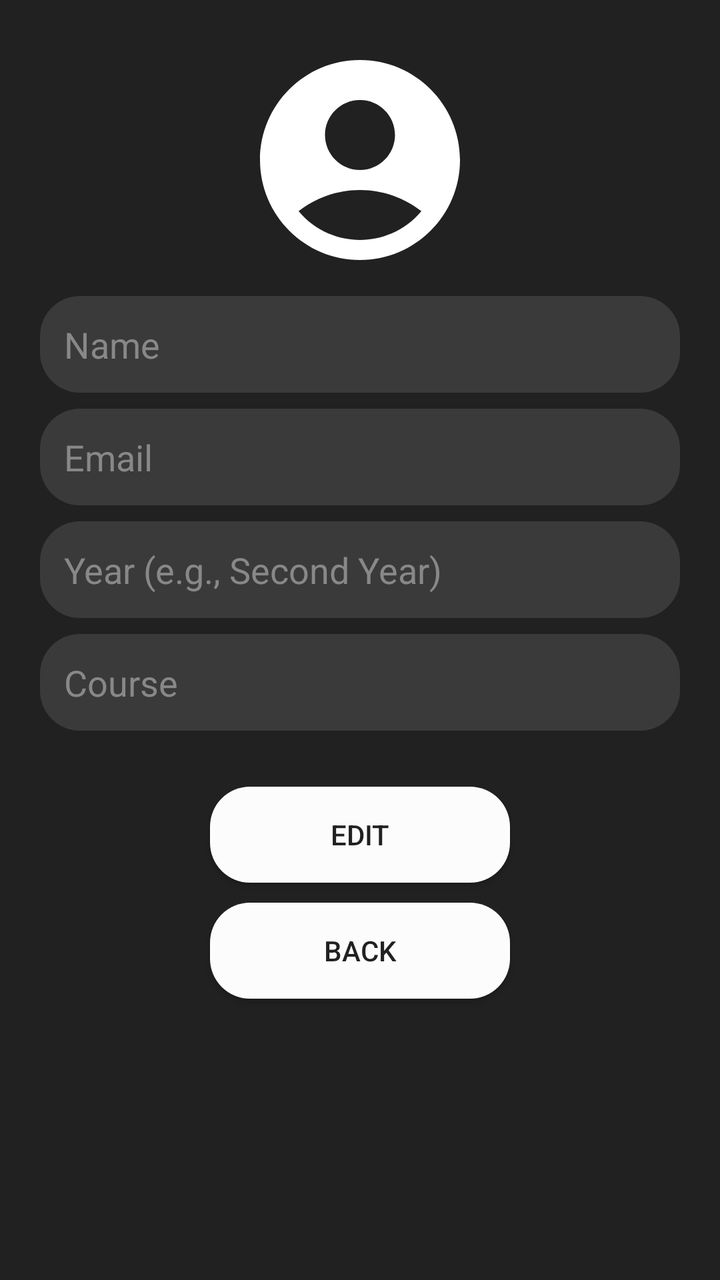
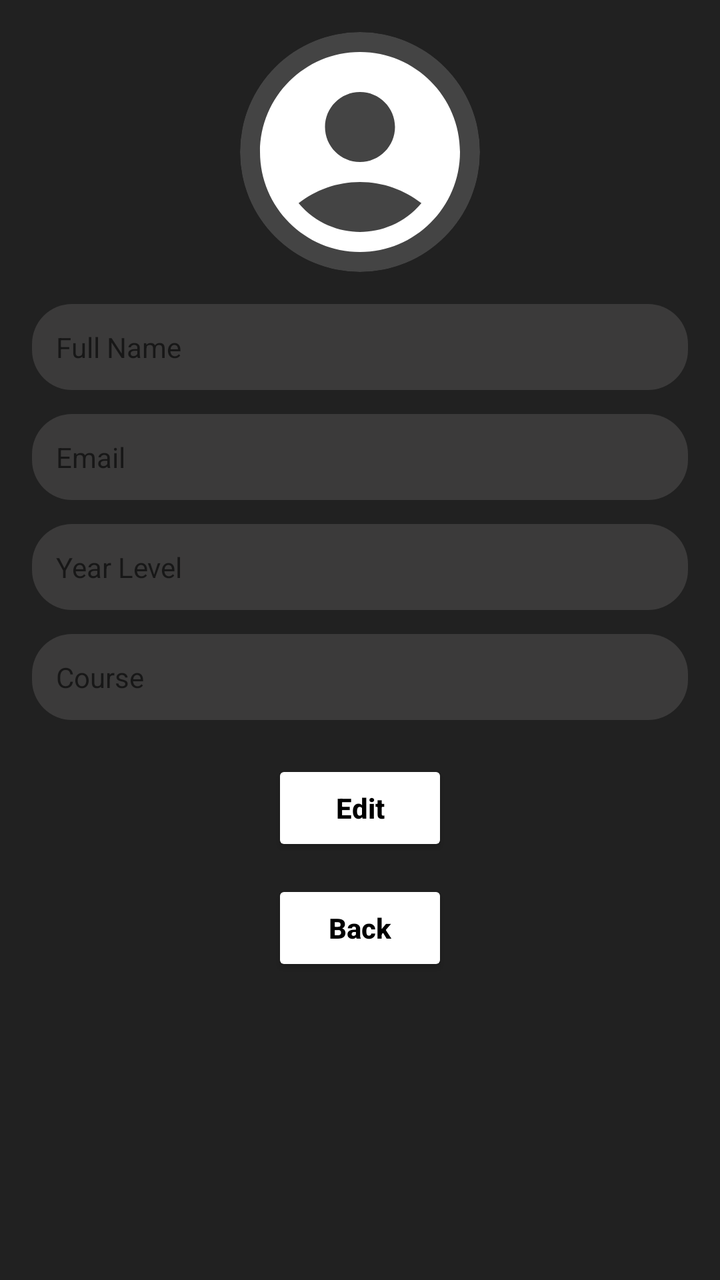

Two renders of the same Android screen: before a commit and after it. Below are the layout's source before the change and the commit's diff.
<!-- AndroidManifest.xml: application theme Theme.PeriodicPro -->
<!-- res/layout/activity_profile.xml -->
<?xml version="1.0" encoding="utf-8"?>
<LinearLayout xmlns:android="http://schemas.android.com/apk/res/android"
    android:layout_width="match_parent"
    android:layout_height="match_parent"
    android:padding="20dp"
    android:orientation="vertical"
    android:background="#212121">

    <ImageView
        android:id="@+id/profileImage"
        android:layout_width="120dp"
        android:layout_height="120dp"
        android:src="@drawable/ic_profile"
        android:layout_gravity="center"
        android:contentDescription="Profile Image"/>

    <EditText
        android:id="@+id/etName"
        android:layout_width="match_parent"
        android:layout_height="wrap_content"
        android:hint="Name"
        android:enabled="false"
        android:background="@drawable/rounded_form_bg"
        android:padding="12dp"
        android:layout_marginVertical="8dp"
        android:textColor="#000000"
        android:textColorHint="#888888"/>

    <EditText
        android:id="@+id/etEmail"
        android:layout_width="match_parent"
        android:layout_height="wrap_content"
        android:hint="Email"
        android:enabled="false"
        android:background="@drawable/rounded_form_bg"
        android:layout_marginBottom="8dp"
        android:padding="12dp"
        android:textColor="#000000"
        android:textColorHint="#888888"/>

    <EditText
        android:id="@+id/etYear"
        android:layout_width="match_parent"
        android:layout_height="wrap_content"
        android:hint="Year (e.g., Second Year)"
        android:layout_marginBottom="8dp"
        android:enabled="false"
        android:background="@drawable/rounded_form_bg"
        android:padding="12dp"
        android:textColor="#000000"
        android:textColorHint="#888888"/>

    <EditText
        android:id="@+id/etCourse"
        android:layout_width="match_parent"
        android:layout_height="wrap_content"
        android:hint="Course"
        android:enabled="false"
        android:background="@drawable/rounded_form_bg"
        android:layout_marginBottom="8dp"
        android:padding="12dp"
        android:textColor="#000000"
        android:textColorHint="#888888"/>

    
    <Button
        android:id="@+id/btnEdit"
        android:layout_width="150dp"
        android:layout_height="wrap_content"
        android:background="@drawable/rounded_card_bg"
        android:layout_gravity="center"
        android:text="Edit"
        android:layout_marginTop="20dp"/>


    <Button
        android:id="@+id/btnBack"
        android:layout_width="150dp"
        android:layout_height="wrap_content"
        android:background="@drawable/rounded_card_bg"
        android:layout_gravity="center"
        android:text="Back"
        android:layout_marginTop="10dp"/>
</LinearLayout>
<!-- resources referenced by this layout -->
<resources>
  <!-- drawable ic_profile (drawable) -->
  <vector xmlns:android="http://schemas.android.com/apk/res/android" android:height="24dp" android:tint="#FFFFFF" android:viewportHeight="24" android:viewportWidth="24" android:width="24dp">
        
      <path android:fillColor="@android:color/white" android:pathData="M12,2C6.48,2 2,6.48 2,12s4.48,10 10,10s10,-4.48 10,-10S17.52,2 12,2zM12,6c1.93,0 3.5,1.57 3.5,3.5S13.93,13 12,13s-3.5,-1.57 -3.5,-3.5S10.07,6 12,6zM12,20c-2.03,0 -4.43,-0.82 -6.14,-2.88C7.55,15.8 9.68,15 12,15s4.45,0.8 6.14,2.12C16.43,19.18 14.03,20 12,20z"/>
      
  </vector>
  <!-- drawable rounded_card_bg (drawable) -->
  <?xml version="1.0" encoding="utf-8"?>
  <shape xmlns:android="http://schemas.android.com/apk/res/android">
      <solid android:color="#fcfcfc"/> 
      <corners android:radius="20dp"/> 
  </shape>
  <!-- drawable rounded_form_bg (drawable) -->
  <?xml version="1.0" encoding="utf-8"?>
  <shape xmlns:android="http://schemas.android.com/apk/res/android">
      <solid android:color="#3b3a3a"/> 
      <corners android:radius="20dp"/> 
  </shape>
  <style name="Theme.PeriodicPro" parent="Theme.AppCompat.DayNight.NoActionBar">
          <item name="colorPrimary">#212121</item>
          <item name="colorPrimaryDark">#171717</item>
          <item name="colorAccent">#00796B</item>
          <item name="android:windowBackground">#212121</item>
      </style>
</resources>

<!-- the commit's change to res/layout/activity_profile.xml (unified diff, before → after) -->
@@ -1,84 +1,102 @@
 <?xml version="1.0" encoding="utf-8"?>
-<LinearLayout xmlns:android="http://schemas.android.com/apk/res/android"
+<ScrollView xmlns:android="http://schemas.android.com/apk/res/android"
     android:layout_width="match_parent"
     android:layout_height="match_parent"
-    android:padding="20dp"
-    android:orientation="vertical"
-    android:background="#212121">
+    android:background="#212121"
+    android:padding="16dp">
 
-    <ImageView
-        android:id="@+id/profileImage"
-        android:layout_width="120dp"
-        android:layout_height="120dp"
-        android:src="@drawable/ic_profile"
-        android:layout_gravity="center"
-        android:contentDescription="Profile Image"/>
-
-    <EditText
-        android:id="@+id/etName"
+    <LinearLayout
         android:layout_width="match_parent"
         android:layout_height="wrap_content"
-        android:hint="Name"
-        android:enabled="false"
-        android:background="@drawable/rounded_form_bg"
-        android:padding="12dp"
-        android:layout_marginVertical="8dp"
-        android:textColor="#000000"
-        android:textColorHint="#888888"/>
+        android:orientation="vertical"
+        android:gravity="center_horizontal">
 
-    <EditText
-        android:id="@+id/etEmail"
-        android:layout_width="match_parent"
-        android:layout_height="wrap_content"
-        android:hint="Email"
-        android:enabled="false"
-        android:background="@drawable/rounded_form_bg"
-        android:layout_marginBottom="8dp"
-        android:padding="12dp"
-        android:textColor="#000000"
-        android:textColorHint="#888888"/>
+        
+        <ImageView
+            android:id="@+id/profile_image"
+            android:layout_width="120dp"
+            android:layout_height="120dp"
+            android:src="@drawable/ic_profile"
+            android:layout_marginBottom="16dp"
+            android:scaleType="centerCrop"
+            android:background="@drawable/circle_background"
+            android:clipToOutline="true"
+            android:contentDescription="Profile Picture"
+            android:padding="0dp" />
 
-    <EditText
-        android:id="@+id/etYear"
-        android:layout_width="match_parent"
-        android:layout_height="wrap_content"
-        android:hint="Year (e.g., Second Year)"
-        android:layout_marginBottom="8dp"
-        android:enabled="false"
-        android:background="@drawable/rounded_form_bg"
-        android:padding="12dp"
-        android:textColor="#000000"
-        android:textColorHint="#888888"/>
+        
+        <EditText
+            android:id="@+id/etName"
+            android:layout_width="match_parent"
+            android:layout_height="wrap_content"
+            android:hint="Full Name"
+            android:textColor="#FFFFFF"
+            android:background="@drawable/rounded_form_bg"
+            android:padding="12dp"
+            android:textSize="14sp"
+            android:enabled="false"
+            android:layout_marginBottom="12dp" />
 
-    <EditText
-        android:id="@+id/etCourse"
-        android:layout_width="match_parent"
-        android:layout_height="wrap_content"
-        android:hint="Course"
-        android:enabled="false"
-        android:background="@drawable/rounded_form_bg"
-        android:layout_marginBottom="8dp"
-        android:padding="12dp"
-        android:textColor="#000000"
-        android:textColorHint="#888888"/>
+        
+        <EditText
+            android:id="@+id/etEmail"
+            android:layout_width="match_parent"
+            android:layout_height="wrap_content"
+            android:hint="Email"
+            android:textColor="#FFFFFF"
+            android:background="@drawable/rounded_form_bg"
+            android:padding="12dp"
+            android:textSize="14sp"
+            android:enabled="false"
+            android:layout_marginBottom="12dp" />
 
-    
-    <Button
-        android:id="@+id/btnEdit"
-        android:layout_width="150dp"
-        android:layout_height="wrap_content"
-        android:background="@drawable/rounded_card_bg"
-        android:layout_gravity="center"
-        android:text="Edit"
-        android:layout_marginTop="20dp"/>
+        
+        <EditText
+            android:id="@+id/etYear"
+            android:layout_width="match_parent"
+            android:layout_height="wrap_content"
+            android:hint="Year Level"
+            android:textColor="#FFFFFF"
+            android:background="@drawable/rounded_form_bg"
+            android:padding="12dp"
+            android:textSize="14sp"
+            android:enabled="false"
+            android:layout_marginBottom="12dp" />
 
+        
+        <EditText
+            android:id="@+id/etCourse"
+            android:layout_width="match_parent"
+            android:layout_height="wrap_content"
+            android:hint="Course"
+            android:textColor="#FFFFFF"
+            android:background="@drawable/rounded_form_bg"
+            android:padding="12dp"
+            android:textSize="14sp"
+            android:enabled="false"
+            android:layout_marginBottom="20dp" />
 
-    <Button
-        android:id="@+id/btnBack"
-        android:layout_width="150dp"
-        android:layout_height="wrap_content"
-        android:background="@drawable/rounded_card_bg"
-        android:layout_gravity="center"
-        android:text="Back"
-        android:layout_marginTop="10dp"/>
-</LinearLayout>
+        
+        <Button
+            android:id="@+id/btnEdit"
+            android:layout_width="wrap_content"
+            android:layout_height="wrap_content"
+            android:text="Edit"
+            android:textAllCaps="false"
+            android:textStyle="bold"
+            android:textColor="#000000"
+            android:backgroundTint="#FFFFFF"
+            android:layout_marginBottom="12dp" />
+
+        
+        <Button
+            android:id="@+id/btnBack"
+            android:layout_width="wrap_content"
+            android:layout_height="wrap_content"
+            android:text="Back"
+            android:textAllCaps="false"
+            android:textStyle="bold"
+            android:textColor="#000000"
+            android:backgroundTint="#FFFFFF" />
+    </LinearLayout>
+</ScrollView>
<!-- resource entries referenced after the edit -->
@@ -1,17 +1,16 @@
 <!-- resources referenced by this layout -->
 <resources>
+  <!-- drawable circle_background (drawable) -->
+  <shape xmlns:android="http://schemas.android.com/apk/res/android"
+      android:shape="oval">
+      <solid android:color="#444444"/> 
+  </shape>
   <!-- drawable ic_profile (drawable) -->
   <vector xmlns:android="http://schemas.android.com/apk/res/android" android:height="24dp" android:tint="#FFFFFF" android:viewportHeight="24" android:viewportWidth="24" android:width="24dp">
         
       <path android:fillColor="@android:color/white" android:pathData="M12,2C6.48,2 2,6.48 2,12s4.48,10 10,10s10,-4.48 10,-10S17.52,2 12,2zM12,6c1.93,0 3.5,1.57 3.5,3.5S13.93,13 12,13s-3.5,-1.57 -3.5,-3.5S10.07,6 12,6zM12,20c-2.03,0 -4.43,-0.82 -6.14,-2.88C7.55,15.8 9.68,15 12,15s4.45,0.8 6.14,2.12C16.43,19.18 14.03,20 12,20z"/>
       
   </vector>
-  <!-- drawable rounded_card_bg (drawable) -->
-  <?xml version="1.0" encoding="utf-8"?>
-  <shape xmlns:android="http://schemas.android.com/apk/res/android">
-      <solid android:color="#fcfcfc"/> 
-      <corners android:radius="20dp"/> 
-  </shape>
   <!-- drawable rounded_form_bg (drawable) -->
   <?xml version="1.0" encoding="utf-8"?>
   <shape xmlns:android="http://schemas.android.com/apk/res/android">
